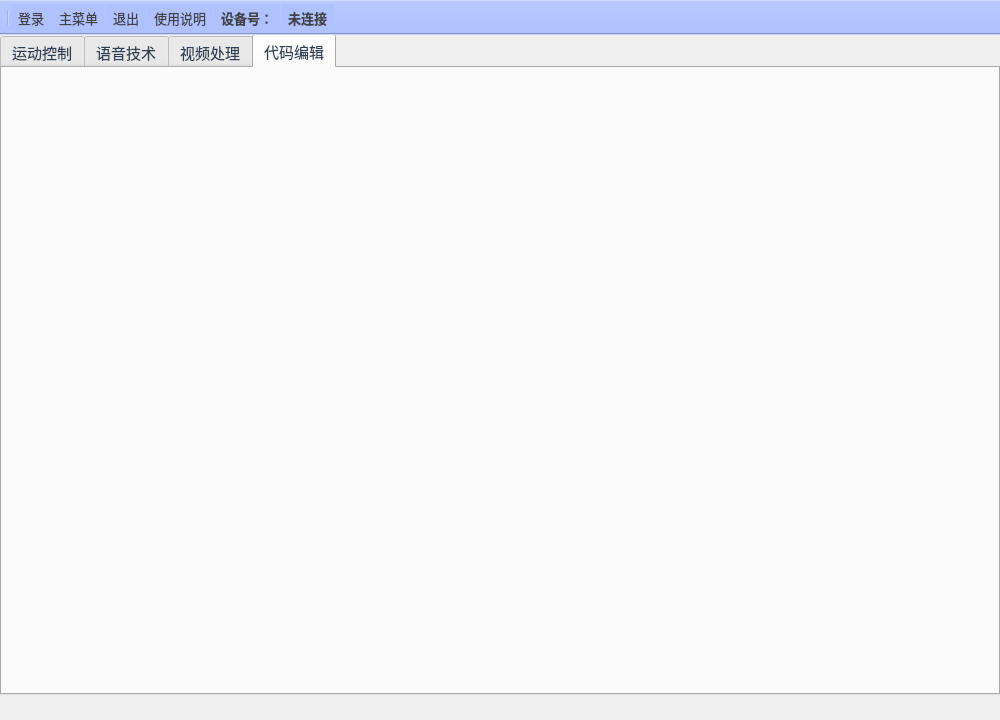
This is ui/tankWindow.ui in Asan96/Car as Qt 5 draws it before an edit. The edited form follows.
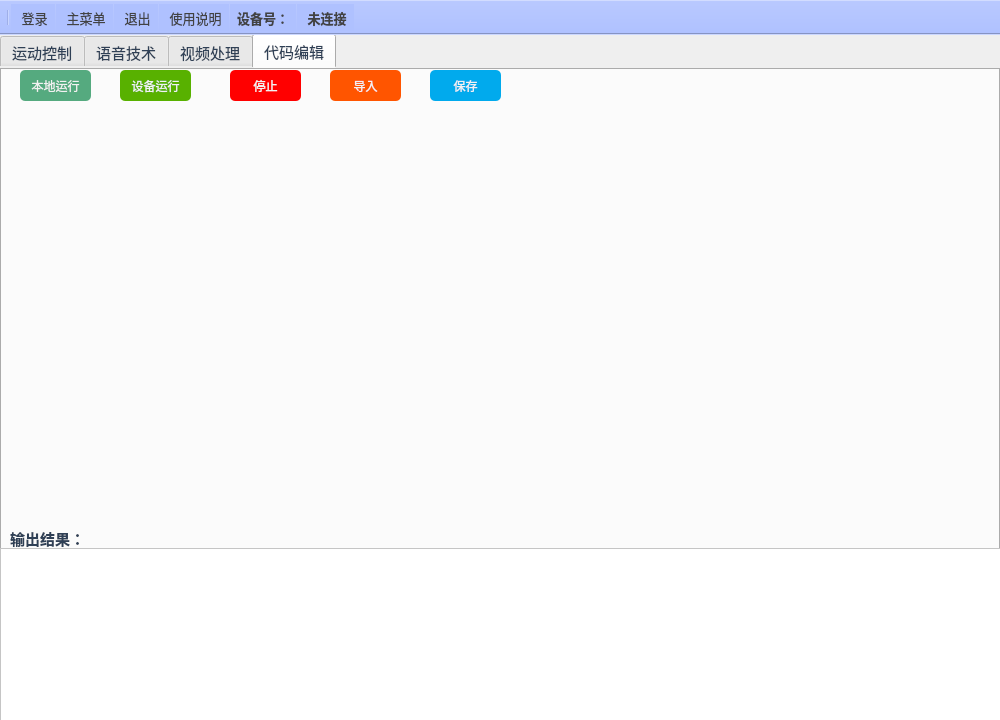
This is the edited form.

```diff
--- a/ui/tankWindow.ui
+++ b/ui/tankWindow.ui
@@ -47,7 +47,7 @@
       <x>0</x>
       <y>-1</y>
       <width>1000</width>
-      <height>661</height>
+      <height>693</height>
      </rect>
     </property>
     <property name="baseSize">
@@ -63,7 +63,9 @@
      </font>
     </property>
     <property name="styleSheet">
-     <string notr="true">color:#2F4056;</string>
+     <string notr="true">color:#2F4056;
+border-top-color: rgb(255, 85, 127);
+</string>
     </property>
     <property name="currentIndex">
      <number>3</number>
@@ -753,15 +755,152 @@
      <attribute name="title">
       <string>代码编辑</string>
      </attribute>
-     <widget class="QWidget" name="widgetCode" native="true">
+     <widget class="QPushButton" name="btnRunLocal">
+      <property name="geometry">
+       <rect>
+        <x>20</x>
+        <y>2</y>
+        <width>71</width>
+        <height>31</height>
+       </rect>
+      </property>
+      <property name="styleSheet">
+       <string notr="true">QPushButton:hover{background-color:rgb(85, 170, 0);color:#F8F8F8} 
+QPushButton{background-color:rgb(85, 170, 127);border-radius:5px;color:#F2F2F2}</string>
+      </property>
+      <property name="text">
+       <string>本地运行</string>
+      </property>
+     </widget>
+     <widget class="QPushButton" name="btnRunStop">
+      <property name="geometry">
+       <rect>
+        <x>230</x>
+        <y>2</y>
+        <width>71</width>
+        <height>31</height>
+       </rect>
+      </property>
+      <property name="styleSheet">
+       <string notr="true">QPushButton:hover{background-color:rgb(255, 48, 68);color:#F8F8F8} 
+QPushButton{background-color:rgb(255, 0, 0);border-radius:5px;color:#F2F2F2}</string>
+      </property>
+      <property name="text">
+       <string>停止</string>
+      </property>
+     </widget>
+     <widget class="QPushButton" name="btnCodeImport">
+      <property name="geometry">
+       <rect>
+        <x>330</x>
+        <y>2</y>
+        <width>71</width>
+        <height>31</height>
+       </rect>
+      </property>
+      <property name="styleSheet">
+       <string notr="true">QPushButton:hover{background-color:rgb(255, 129, 2);color:#F8F8F8} 
+QPushButton{background-color:rgb(255, 85, 0);border-radius:5px;color:#F2F2F2}</string>
+      </property>
+      <property name="text">
+       <string>导入</string>
+      </property>
+     </widget>
+     <widget class="QPushButton" name="btnCodeSave">
+      <property name="geometry">
+       <rect>
+        <x>430</x>
+        <y>2</y>
+        <width>71</width>
+        <height>31</height>
+       </rect>
+      </property>
+      <property name="styleSheet">
+       <string notr="true">QPushButton:hover{background-color:#1E9FFF;color:#F8F8F8} 
+QPushButton{background-color:#01AAED;border-radius:5px;color:#F2F2F2}</string>
+      </property>
+      <property name="text">
+       <string>保存</string>
+      </property>
+     </widget>
+     <widget class="QPushButton" name="btnRunDevice">
+      <property name="geometry">
+       <rect>
+        <x>120</x>
+        <y>2</y>
+        <width>71</width>
+        <height>31</height>
+       </rect>
+      </property>
+      <property name="styleSheet">
+       <string notr="true">QPushButton:hover{background-color:rgb(0, 156, 0);color:#F8F8F8} 
+QPushButton{background-color:rgb(88, 177, 0);border-radius:5px;color:#F2F2F2}</string>
+      </property>
+      <property name="text">
+       <string>设备运行</string>
+      </property>
+     </widget>
+     <widget class="QLabel" name="label_10">
+      <property name="geometry">
+       <rect>
+        <x>10</x>
+        <y>460</y>
+        <width>71</width>
+        <height>21</height>
+       </rect>
+      </property>
+      <property name="font">
+       <font>
+        <family>微软雅黑</family>
+        <pointsize>11</pointsize>
+        <weight>75</weight>
+        <bold>true</bold>
+       </font>
+      </property>
+      <property name="text">
+       <string>输出结果：</string>
+      </property>
+     </widget>
+     <widget class="QWidget" name="CodeWidget" native="true">
+      <property name="geometry">
+       <rect>
+        <x>-10</x>
+        <y>30</y>
+        <width>1011</width>
+        <height>431</height>
+       </rect>
+      </property>
+     </widget>
+     <widget class="QTextBrowser" name="CodeConsoleText">
       <property name="geometry">
        <rect>
         <x>0</x>
-        <y>0</y>
-        <width>991</width>
-        <height>631</height>
+        <y>480</y>
+        <width>1001</width>
+        <height>181</height>
        </rect>
       </property>
+      <property name="minimumSize">
+       <size>
+        <width>1001</width>
+        <height>181</height>
+       </size>
+      </property>
+      <property name="maximumSize">
+       <size>
+        <width>1001</width>
+        <height>181</height>
+       </size>
+      </property>
+      <property name="font">
+       <font>
+        <family>Arial</family>
+        <pointsize>11</pointsize>
+       </font>
+      </property>
+      <property name="styleSheet">
+       <string notr="true">padding-left:20px;background-color:white;</string>
+      </property>
      </widget>
     </widget>
    </widget>
@@ -815,6 +954,9 @@
    <property name="text">
     <string>退出</string>
    </property>
+   <property name="iconText">
+    <string> 退出</string>
+   </property>
    <property name="font">
     <font>
      <family>微软雅黑</family>
@@ -826,6 +968,9 @@
    <property name="text">
     <string>主菜单</string>
    </property>
+   <property name="iconText">
+    <string> 主菜单</string>
+   </property>
    <property name="font">
     <font>
      <family>微软雅黑</family>
@@ -837,6 +982,9 @@
    <property name="text">
     <string>使用说明</string>
    </property>
+   <property name="iconText">
+    <string> 使用说明</string>
+   </property>
    <property name="font">
     <font>
      <family>微软雅黑</family>
@@ -851,6 +999,9 @@
    <property name="text">
     <string>登录</string>
    </property>
+   <property name="iconText">
+    <string> 登录</string>
+   </property>
    <property name="font">
     <font>
      <family>微软雅黑</family>
@@ -868,6 +1019,12 @@
    <property name="text">
     <string>设备号：</string>
    </property>
+   <property name="iconText">
+    <string>设备号：</string>
+   </property>
+   <property name="toolTip">
+    <string>设备号：</string>
+   </property>
    <property name="font">
     <font>
      <family>微软雅黑</family>
@@ -884,6 +1041,9 @@
    <property name="text">
     <string>未连接</string>
    </property>
+   <property name="iconText">
+    <string> 未连接</string>
+   </property>
    <property name="font">
     <font>
      <family>微软雅黑</family>
```
Left out of the diff: 16 changed lines with no effect on the pictures.
